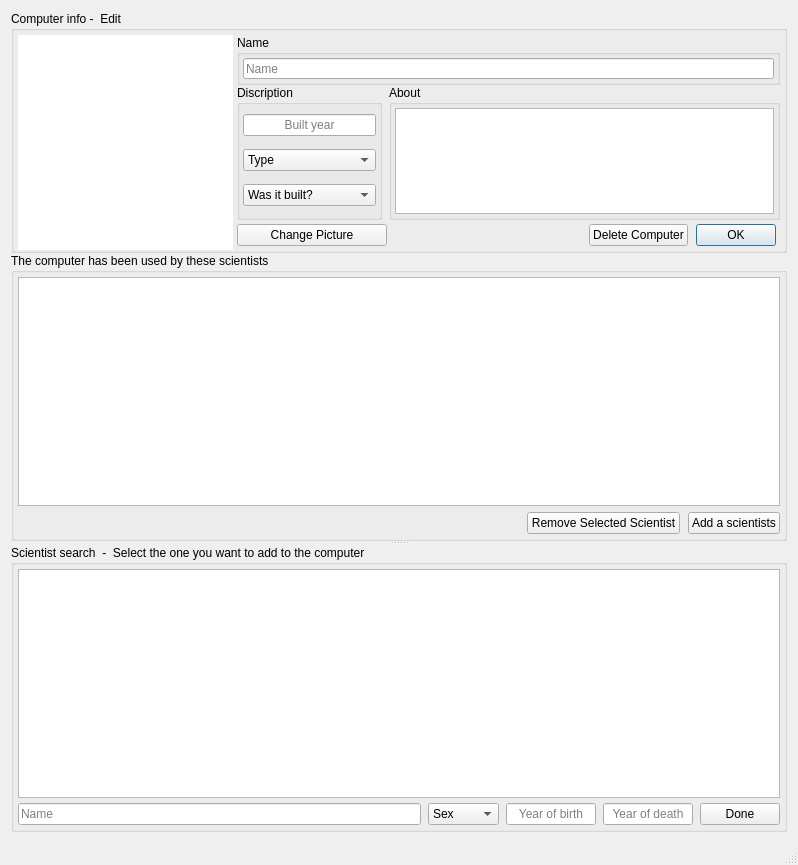
This is ComputerScientistsW1/mainwindow.ui in Bosos/T-113-VLN1_Hopur3 as Qt 5 draws it before an edit. The edited form follows.
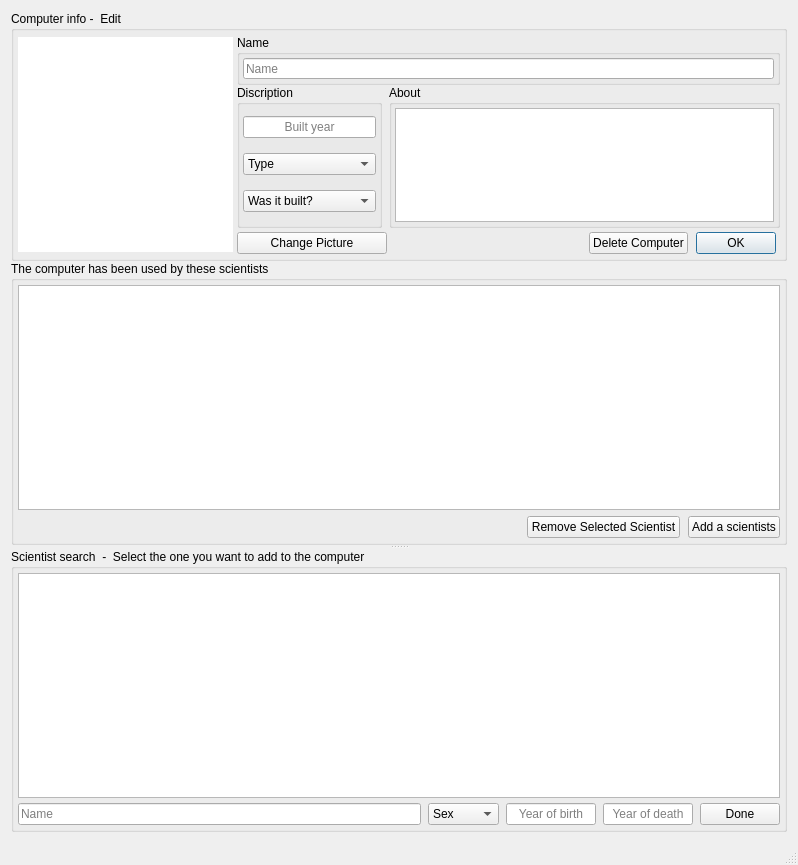
This is the edited form. The open tabs and pages were chosen to show the change.

```diff
--- a/ComputerScientistsW1/mainwindow.ui
+++ b/ComputerScientistsW1/mainwindow.ui
@@ -1245,13 +1245,13 @@
           <property name="minimumSize">
            <size>
             <width>0</width>
-            <height>242</height>
+            <height>250</height>
            </size>
           </property>
           <property name="maximumSize">
            <size>
             <width>16777215</width>
-            <height>242</height>
+            <height>250</height>
            </size>
           </property>
           <property name="title">
@@ -1271,29 +1271,9 @@
             <number>4</number>
            </property>
            <property name="bottomMargin">
-            <number>0</number>
+            <number>4</number>
            </property>
            <item>
-            <layout class="QVBoxLayout" name="computerSelectedPicturePane" stretch="0">
-             <property name="spacing">
-              <number>0</number>
-             </property>
-             <property name="sizeConstraint">
-              <enum>QLayout::SetDefaultConstraint</enum>
-             </property>
-             <property name="leftMargin">
-              <number>0</number>
-             </property>
-             <property name="topMargin">
-              <number>0</number>
-             </property>
-             <property name="rightMargin">
-              <number>0</number>
-             </property>
-             <property name="bottomMargin">
-              <number>6</number>
-             </property>
-             <item alignment="Qt::AlignHCenter|Qt::AlignVCenter">
               <widget class="QGraphicsView" name="computerSelectedPicture">
                <property name="minimumSize">
                 <size>
@@ -1315,8 +1295,6 @@
                </property>
               </widget>
              </item>
-            </layout>
-           </item>
            <item>
             <layout class="QVBoxLayout" name="selectedComputerInfoLayout">
              <property name="spacing">
@@ -1581,9 +1559,9 @@
                 <number>4</number>
                </property>
                <property name="bottomMargin">
-                <number>4</number>
+                <number>0</number>
                </property>
-               <item>
+               <item alignment="Qt::AlignBottom">
                 <widget class="QPushButton" name="computerSelectedChangePicturePushButton">
                  <property name="minimumSize">
                   <size>
```
Left out of the diff: 34 changed lines with no effect on the pictures. Lines whose indentation alone changed are shown as unchanged.
